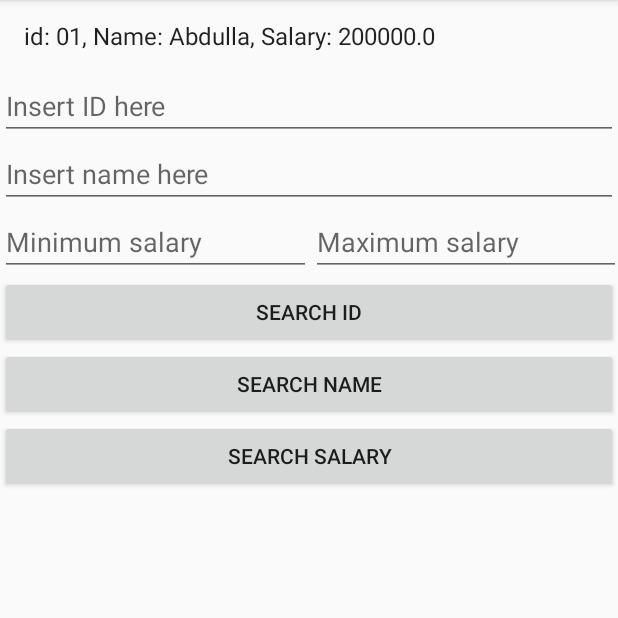
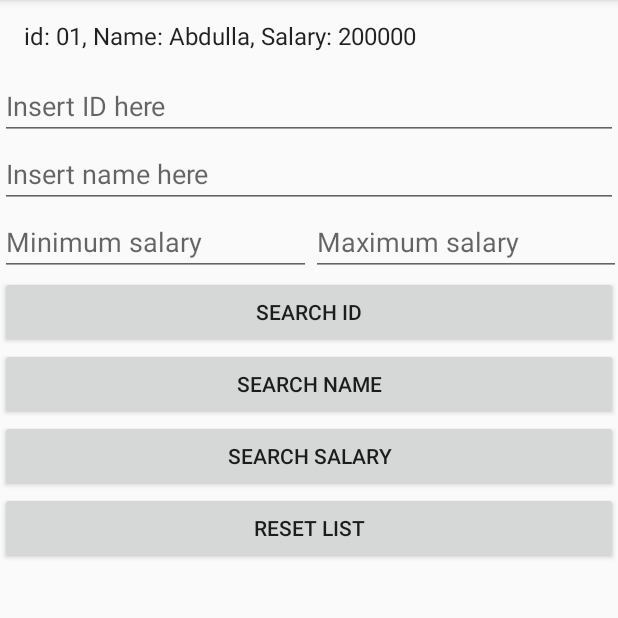
Before and after one commit to overwatcheddude/cia4003_week2_activity04_json_parsing_task2, an Android app: the screen it shows after launch (MainActivity), after a tap on "SEARCH ID", on a phone screen of 412 x 824 dp, the part 84-702 px from its top. Run offline under Robolectric (Android 15) with nearby library versions, the phone set to English and light mode, and no system bars.

Commit message:
Added reset button

```diff
--- a/app/src/main/java/com/example/over/activity04_json_parsing_task2/MainActivity.java
+++ b/app/src/main/java/com/example/over/activity04_json_parsing_task2/MainActivity.java
@@ -20,19 +20,25 @@ public class MainActivity extends AppCompatActivity {
         super.onCreate(savedInstanceState);
         setContentView(R.layout.activity_main);
 
-        String strJson;
-        String [] employees;
+        resetList();
+    }
 
-        //Calls the JSON object.
-        strJson = "{\"Employee\" :[";
-        strJson += "{\"id\":\"01\", \"name\":\"Abdulla\", \"salary\":200000},";
-        strJson += "{\"id\":\"02\", \"name\":\"Mohammed\", \"salary\":230000},";
-        strJson += "{\"id\":\"03\", \"name\":\"Salem\", \"salary\":100000},";
-        strJson += "{\"id\":\"04\", \"name\":\"Khalid\", \"salary\":150000},";
-        strJson += "{\"id\":\"05\", \"name\":\"Hamad\", \"salary\":250000}";
-        strJson += "]}";
+    private void displayMessage(String msg)
+    {
+        Toast.makeText(this, msg, Toast.LENGTH_LONG).show();
+    }
 
-        employees = new String[5];
+    public void onResetList(View v)
+    {
+        resetList();
+
+        displayMessage("The list has been reset");
+    }
+
+    private void resetList()
+    {
+        String strJson = employeeJSON();
+        String [] employees = new String[5];
 
         try {
             JSONObject jRootObject = new JSONObject(strJson);
@@ -49,26 +55,18 @@ public class MainActivity extends AppCompatActivity {
 
                 // get the salary from the jsonObject
                 String strSalary = jObject.getString("salary");
-                double salary = Double.parseDouble(strSalary);
 
-                employees[i] = "id: " + strId + ", Name: " + name + ", Salary: " + salary;
+                employees[i] = "id: " + strId + ", Name: " + name + ", Salary: " + strSalary;
             }
             //Sets the adapter based on the above results.
             //Displaying the contents of the array into the ListView
-            ListView listView = findViewById(R.id.list);
-            ArrayAdapter<String> adapter = new ArrayAdapter<>(this, android.R.layout.simple_list_item_1, employees);
-            listView.setAdapter(adapter);
+            setListView(employees);
             /*
             TODO: ADD ON ITEM CLICK LISTENER
             */
         } catch (JSONException e) {
             e.printStackTrace();
         }
-    }
-
-    private void displayMessage(String msg)
-    {
-        Toast.makeText(this, msg, Toast.LENGTH_LONG).show();
     }
 
     private String employeeJSON()
--- a/app/src/main/res/layout/activity_main.xml
+++ b/app/src/main/res/layout/activity_main.xml
@@ -97,4 +97,11 @@
         android:onClick="onSalarySearch"
         android:text="Search Salary" />
 
+    <Button
+        android:id="@+id/btnResetList"
+        android:layout_width="match_parent"
+        android:layout_height="wrap_content"
+        android:onClick="onResetList"
+        android:text="Reset List" />
+
 </LinearLayout>
```
